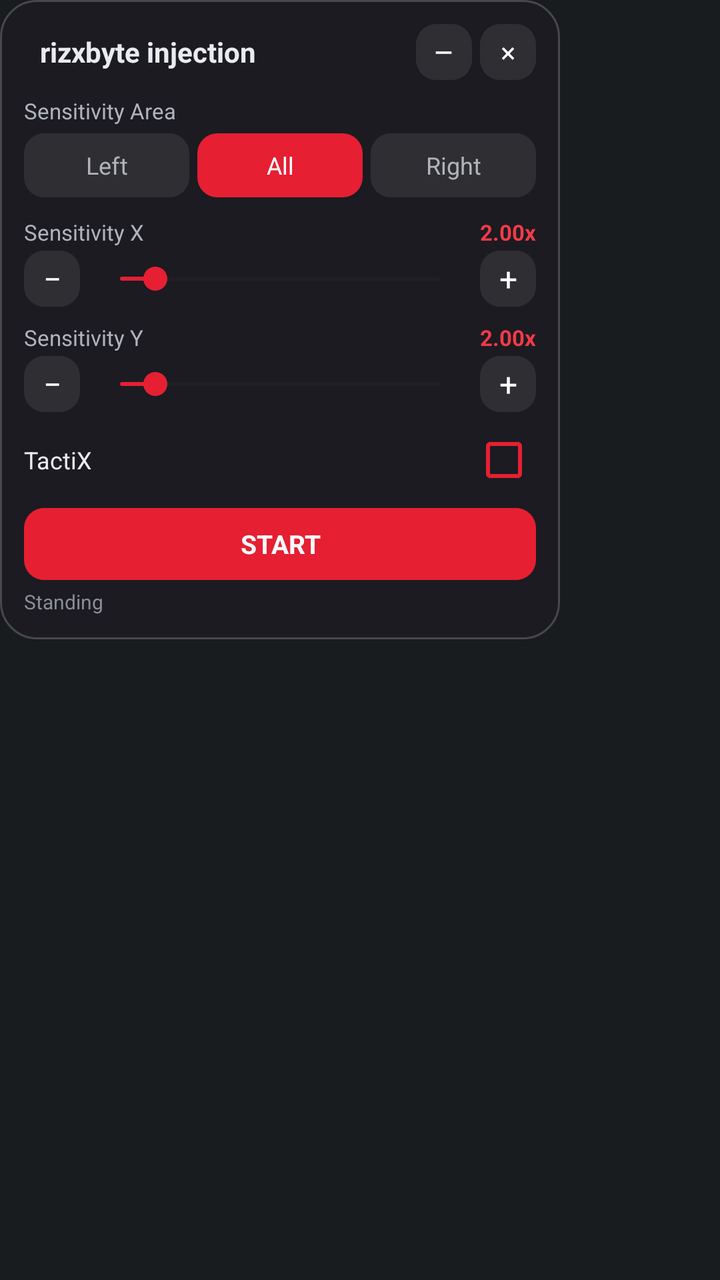
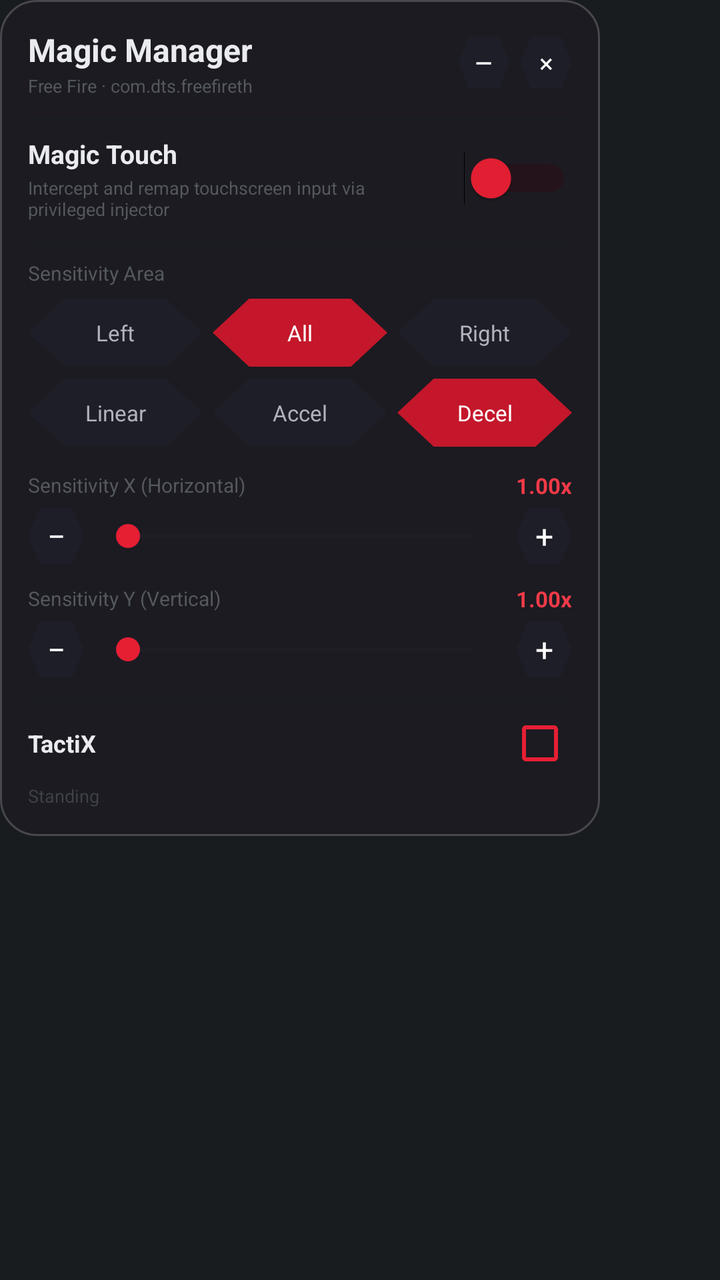

Before-and-after screenshots of an Android layout around one commit, followed by the original layout XML and the change that was made.
<!-- AndroidManifest.xml: application theme android:Theme.DeviceDefault.NoActionBar -->
<!-- res/layout/overlay_panel.xml -->
<?xml version="1.0" encoding="utf-8"?>
<FrameLayout xmlns:android="http://schemas.android.com/apk/res/android"
    android:id="@+id/overlay_root"
    android:layout_width="wrap_content"
    android:layout_height="wrap_content"
    android:background="@android:color/transparent">

    <ImageView
        android:id="@+id/bubble"
        android:layout_width="30dp"
        android:layout_height="30dp"
        android:layout_gravity="center"
        android:src="@drawable/ic_rizxbyte"
        android:scaleType="fitCenter"
        android:background="@android:color/transparent"
        android:visibility="gone"
        android:elevation="8dp" />

    <LinearLayout
        android:id="@+id/panel"
        android:layout_width="280dp"
        android:layout_height="wrap_content"
        android:orientation="vertical"
        android:background="@drawable/bg_panel"
        android:padding="12dp"
        android:elevation="12dp">

        
        <LinearLayout
            android:layout_width="match_parent"
            android:layout_height="wrap_content"
            android:orientation="horizontal"
            android:gravity="center_vertical">

            <TextView
                android:layout_width="0dp"
                android:layout_height="wrap_content"
                android:layout_weight="1"
                android:layout_marginStart="8dp"
                android:text="rizxbyte injection"
                android:textColor="#EAEBEF"
                android:textSize="14sp"
                android:textStyle="bold" />

            <TextView
                android:id="@+id/btn_hide"
                android:layout_width="28dp"
                android:layout_height="28dp"
                android:gravity="center"
                android:text="–"
                android:textColor="#FFFFFF"
                android:textSize="16sp"
                android:background="@drawable/bg_btn_dark" />

            <TextView
                android:id="@+id/btn_close"
                android:layout_width="28dp"
                android:layout_height="28dp"
                android:layout_marginStart="4dp"
                android:gravity="center"
                android:text="×"
                android:textColor="#FFFFFF"
                android:textSize="14sp"
                android:background="@drawable/bg_btn_dark" />
        </LinearLayout>

        
        <TextView
            android:layout_width="wrap_content"
            android:layout_height="wrap_content"
            android:layout_marginTop="8dp"
            android:text="Sensitivity Area"
            android:textColor="#B0B3BA"
            android:textSize="11sp" />

        <LinearLayout
            android:layout_width="match_parent"
            android:layout_height="wrap_content"
            android:orientation="horizontal"
            android:layout_marginTop="4dp">

            <TextView
                android:id="@+id/area_left"
                android:layout_width="0dp"
                android:layout_height="32dp"
                android:layout_weight="1"
                android:gravity="center"
                android:text="Left"
                android:textColor="#B0B3BA"
                android:textSize="12sp"
                android:background="@drawable/bg_btn_dark" />

            <TextView
                android:id="@+id/area_all"
                android:layout_width="0dp"
                android:layout_height="32dp"
                android:layout_weight="1"
                android:layout_marginStart="4dp"
                android:layout_marginEnd="4dp"
                android:gravity="center"
                android:text="All"
                android:textColor="#FFFFFF"
                android:textSize="12sp"
                android:background="@drawable/bg_btn_red" />

            <TextView
                android:id="@+id/area_right"
                android:layout_width="0dp"
                android:layout_height="32dp"
                android:layout_weight="1"
                android:gravity="center"
                android:text="Right"
                android:textColor="#B0B3BA"
                android:textSize="12sp"
                android:background="@drawable/bg_btn_dark" />
        </LinearLayout>

        
        <LinearLayout
            android:layout_width="match_parent"
            android:layout_height="wrap_content"
            android:orientation="horizontal"
            android:layout_marginTop="10dp"
            android:gravity="center_vertical">

            <TextView
                android:layout_width="wrap_content"
                android:layout_height="wrap_content"
                android:text="Sensitivity X"
                android:textColor="#B0B3BA"
                android:textSize="11sp" />

            <TextView
                android:id="@+id/val_sens_x"
                android:layout_width="0dp"
                android:layout_height="wrap_content"
                android:layout_weight="1"
                android:gravity="end"
                android:text="2.00x"
                android:textColor="#F23A48"
                android:textSize="11sp"
                android:textStyle="bold" />
        </LinearLayout>

        <LinearLayout
            android:layout_width="match_parent"
            android:layout_height="wrap_content"
            android:orientation="horizontal"
            android:gravity="center_vertical"
            android:layout_marginTop="2dp">

            <TextView
                android:id="@+id/btn_sens_x_minus"
                android:layout_width="28dp"
                android:layout_height="28dp"
                android:gravity="center"
                android:text="−"
                android:textColor="#FFFFFF"
                android:textSize="16sp"
                android:background="@drawable/bg_btn_dark" />

            <SeekBar
                android:id="@+id/seek_sens_x"
                android:layout_width="0dp"
                android:layout_height="wrap_content"
                android:layout_weight="1"
                android:layout_marginStart="4dp"
                android:layout_marginEnd="4dp"
                android:max="900"
                android:progress="100"
                android:progressTint="#E61F33"
                android:thumbTint="#E61F33"
                android:progressBackgroundTint="#2A2A2E" />

            <TextView
                android:id="@+id/btn_sens_x_plus"
                android:layout_width="28dp"
                android:layout_height="28dp"
                android:gravity="center"
                android:text="+"
                android:textColor="#FFFFFF"
                android:textSize="16sp"
                android:background="@drawable/bg_btn_dark" />
        </LinearLayout>

        
        <LinearLayout
            android:layout_width="match_parent"
            android:layout_height="wrap_content"
            android:orientation="horizontal"
            android:layout_marginTop="8dp"
            android:gravity="center_vertical">

            <TextView
                android:layout_width="wrap_content"
                android:layout_height="wrap_content"
                android:text="Sensitivity Y"
                android:textColor="#B0B3BA"
                android:textSize="11sp" />

            <TextView
                android:id="@+id/val_sens_y"
                android:layout_width="0dp"
                android:layout_height="wrap_content"
                android:layout_weight="1"
                android:gravity="end"
                android:text="2.00x"
                android:textColor="#F23A48"
                android:textSize="11sp"
                android:textStyle="bold" />
        </LinearLayout>

        <LinearLayout
            android:layout_width="match_parent"
            android:layout_height="wrap_content"
            android:orientation="horizontal"
            android:gravity="center_vertical"
            android:layout_marginTop="2dp">

            <TextView
                android:id="@+id/btn_sens_y_minus"
                android:layout_width="28dp"
                android:layout_height="28dp"
                android:gravity="center"
                android:text="−"
                android:textColor="#FFFFFF"
                android:textSize="16sp"
                android:background="@drawable/bg_btn_dark" />

            <SeekBar
                android:id="@+id/seek_sens_y"
                android:layout_width="0dp"
                android:layout_height="wrap_content"
                android:layout_weight="1"
                android:layout_marginStart="4dp"
                android:layout_marginEnd="4dp"
                android:max="900"
                android:progress="100"
                android:progressTint="#E61F33"
                android:thumbTint="#E61F33"
                android:progressBackgroundTint="#2A2A2E" />

            <TextView
                android:id="@+id/btn_sens_y_plus"
                android:layout_width="28dp"
                android:layout_height="28dp"
                android:gravity="center"
                android:text="+"
                android:textColor="#FFFFFF"
                android:textSize="16sp"
                android:background="@drawable/bg_btn_dark" />
        </LinearLayout>

        
        <LinearLayout
            android:layout_width="match_parent"
            android:layout_height="wrap_content"
            android:orientation="horizontal"
            android:layout_marginTop="8dp"
            android:gravity="center_vertical">

            <TextView
                android:layout_width="0dp"
                android:layout_height="wrap_content"
                android:layout_weight="1"
                android:text="TactiX"
                android:textColor="#EAEBEF"
                android:textSize="12sp" />

            <CheckBox
                android:id="@+id/check_tactix"
                android:layout_width="wrap_content"
                android:layout_height="wrap_content"
                android:buttonTint="#E61F33"
                android:minWidth="0dp"
                android:minHeight="0dp" />
        </LinearLayout>

        
        <TextView
            android:id="@+id/btn_start"
            android:layout_width="match_parent"
            android:layout_height="36dp"
            android:layout_marginTop="8dp"
            android:gravity="center"
            android:text="START"
            android:textColor="#FFFFFF"
            android:textStyle="bold"
            android:textSize="13sp"
            android:background="@drawable/bg_btn_red" />

        <TextView
            android:id="@+id/btn_stop"
            android:layout_width="match_parent"
            android:layout_height="36dp"
            android:layout_marginTop="8dp"
            android:gravity="center"
            android:text="STOP"
            android:textColor="#FFFFFF"
            android:textStyle="bold"
            android:textSize="13sp"
            android:background="@drawable/bg_btn_dark"
            android:visibility="gone" />

        <TextView
            android:id="@+id/status_text"
            android:layout_width="match_parent"
            android:layout_height="wrap_content"
            android:layout_marginTop="4dp"
            android:text="Standing"
            android:textColor="#8A8E96"
            android:textSize="10sp"
            android:maxLines="1"
            android:ellipsize="end" />
    </LinearLayout>
</FrameLayout>
<!-- resources referenced by this layout -->
<resources>
  <!-- drawable bg_btn_dark (drawable) -->
  <?xml version="1.0" encoding="utf-8"?>
  <shape xmlns:android="http://schemas.android.com/apk/res/android"
      android:shape="rectangle">
      <solid android:color="#2E2E33" />
      <corners android:radius="10dp" />
  </shape>
  <!-- drawable bg_btn_red (drawable) -->
  <?xml version="1.0" encoding="utf-8"?>
  <shape xmlns:android="http://schemas.android.com/apk/res/android"
      android:shape="rectangle">
      <solid android:color="#E61F33" />
      <corners android:radius="10dp" />
  </shape>
  <!-- drawable bg_panel (drawable) -->
  <?xml version="1.0" encoding="utf-8"?>
  <shape xmlns:android="http://schemas.android.com/apk/res/android"
      android:shape="rectangle">
      <solid android:color="#F21C1C21" />
      <corners android:radius="18dp" />
      <stroke
          android:width="1dp"
          android:color="#47474D" />
  </shape>
  <!-- drawable ic_rizxbyte: png bitmap (drawable, 6448 bytes) -->
</resources>

<!-- the commit's change to res/layout/overlay_panel.xml (unified diff, before → after) -->
@@ -5,6 +5,7 @@
     android:layout_height="wrap_content"
     android:background="@android:color/transparent">
 
+    
     <ImageView
         android:id="@+id/bubble"
         android:layout_width="30dp"
@@ -16,13 +17,14 @@
         android:visibility="gone"
         android:elevation="8dp" />
 
+    
     <LinearLayout
         android:id="@+id/panel"
-        android:layout_width="280dp"
+        android:layout_width="300dp"
         android:layout_height="wrap_content"
         android:orientation="vertical"
         android:background="@drawable/bg_panel"
-        android:padding="12dp"
+        android:padding="14dp"
         android:elevation="12dp">
 
         
@@ -32,111 +34,226 @@
             android:orientation="horizontal"
             android:gravity="center_vertical">
 
-            <TextView
-                android:layout_width="0dp"
-                android:layout_height="wrap_content"
-                android:layout_weight="1"
-                android:layout_marginStart="8dp"
-                android:text="rizxbyte injection"
-                android:textColor="#EAEBEF"
-                android:textSize="14sp"
-                android:textStyle="bold" />
-
+            
+            <LinearLayout
+                android:layout_width="0dp"
+                android:layout_height="wrap_content"
+                android:layout_weight="1"
+                android:orientation="vertical">
+
+                <TextView
+                    android:layout_width="wrap_content"
+                    android:layout_height="wrap_content"
+                    android:text="Magic Manager"
+                    android:textColor="#EAEBEF"
+                    android:textSize="16sp"
+                    android:textStyle="bold" />
+
+                <TextView
+                    android:layout_width="wrap_content"
+                    android:layout_height="wrap_content"
+                    android:text="Free Fire · com.dts.freefireth"
+                    android:textColor="#55585F"
+                    android:textSize="9sp"
+                    android:layout_marginTop="1dp" />
+            </LinearLayout>
+
+            
             <TextView
                 android:id="@+id/btn_hide"
-                android:layout_width="28dp"
-                android:layout_height="28dp"
+                android:layout_width="26dp"
+                android:layout_height="26dp"
                 android:gravity="center"
                 android:text="–"
                 android:textColor="#FFFFFF"
-                android:textSize="16sp"
-                android:background="@drawable/bg_btn_dark" />
-
+                android:textSize="15sp"
+                android:background="@drawable/bg_hexagon_dark" />
+
+            
             <TextView
                 android:id="@+id/btn_close"
-                android:layout_width="28dp"
-                android:layout_height="28dp"
-                android:layout_marginStart="4dp"
+                android:layout_width="26dp"
+                android:layout_height="26dp"
+                android:layout_marginStart="5dp"
                 android:gravity="center"
                 android:text="×"
                 android:textColor="#FFFFFF"
-                android:textSize="14sp"
-                android:background="@drawable/bg_btn_dark" />
-        </LinearLayout>
+                android:textSize="13sp"
+                android:background="@drawable/bg_hexagon_dark" />
+        </LinearLayout>
+
+        
+        <View
+            android:layout_width="match_parent"
+            android:layout_height="1dp"
+            android:layout_marginTop="10dp"
+            android:layout_marginBottom="8dp"
+            android:background="#1A1C24" />
+
+        
+        <LinearLayout
+            android:layout_width="match_parent"
+            android:layout_height="wrap_content"
+            android:orientation="horizontal"
+            android:gravity="center_vertical">
+
+            
+            <LinearLayout
+                android:layout_width="0dp"
+                android:layout_height="wrap_content"
+                android:layout_weight="1"
+                android:orientation="vertical">
+
+                <TextView
+                    android:layout_width="wrap_content"
+                    android:layout_height="wrap_content"
+                    android:text="Magic Touch"
+                    android:textColor="#EAEBEF"
+                    android:textSize="13sp"
+                    android:textStyle="bold" />
+
+                <TextView
+                    android:layout_width="wrap_content"
+                    android:layout_height="wrap_content"
+                    android:text="Intercept and remap touchscreen input via privileged injector"
+                    android:textColor="#55585F"
+                    android:textSize="9sp"
+                    android:layout_marginTop="2dp" />
+            </LinearLayout>
+
+            
+            <Switch
+                android:id="@+id/switch_magic_touch"
+                android:layout_width="wrap_content"
+                android:layout_height="wrap_content"
+                android:layout_marginStart="10dp"
+                android:thumbTint="#E61F33"
+                android:trackTint="#38000A"
+                android:checked="false" />
+        </LinearLayout>
+
+        
+        <View
+            android:layout_width="match_parent"
+            android:layout_height="1dp"
+            android:layout_marginTop="10dp"
+            android:layout_marginBottom="8dp"
+            android:background="#1A1C24" />
 
         
         <TextView
             android:layout_width="wrap_content"
             android:layout_height="wrap_content"
-            android:layout_marginTop="8dp"
             android:text="Sensitivity Area"
-            android:textColor="#B0B3BA"
-            android:textSize="11sp" />
-
-        <LinearLayout
-            android:layout_width="match_parent"
-            android:layout_height="wrap_content"
-            android:orientation="horizontal"
-            android:layout_marginTop="4dp">
+            android:textColor="#55585F"
+            android:textSize="10sp"
+            android:layout_marginBottom="6dp" />
+
+        <LinearLayout
+            android:layout_width="match_parent"
+            android:layout_height="wrap_content"
+            android:orientation="horizontal">
 
             <TextView
                 android:id="@+id/area_left"
                 android:layout_width="0dp"
-                android:layout_height="32dp"
+                android:layout_height="34dp"
                 android:layout_weight="1"
                 android:gravity="center"
                 android:text="Left"
                 android:textColor="#B0B3BA"
-                android:textSize="12sp"
-                android:background="@drawable/bg_btn_dark" />
+                android:textSize="11sp"
+                android:background="@drawable/bg_hexagon_dark" />
 
             <TextView
                 android:id="@+id/area_all"
                 android:layout_width="0dp"
-                android:layout_height="32dp"
-                android:layout_weight="1"
-                android:layout_marginStart="4dp"
-                android:layout_marginEnd="4dp"
+                android:layout_height="34dp"
+                android:layout_weight="1"
+                android:layout_marginStart="5dp"
+                android:layout_marginEnd="5dp"
                 android:gravity="center"
                 android:text="All"
                 android:textColor="#FFFFFF"
-                android:textSize="12sp"
-                android:background="@drawable/bg_btn_red" />
+                android:textSize="11sp"
+                android:background="@drawable/bg_hexagon_red" />
 
             <TextView
                 android:id="@+id/area_right"
                 android:layout_width="0dp"
-                android:layout_height="32dp"
+                android:layout_height="34dp"
                 android:layout_weight="1"
                 android:gravity="center"
                 android:text="Right"
                 android:textColor="#B0B3BA"
-                android:textSize="12sp"
-                android:background="@drawable/bg_btn_dark" />
-        </LinearLayout>
-
-        
-        <LinearLayout
-            android:layout_width="match_parent"
-            android:layout_height="wrap_content"
-            android:orientation="horizontal"
-            android:layout_marginTop="10dp"
+                android:textSize="11sp"
+                android:background="@drawable/bg_hexagon_dark" />
+        </LinearLayout>
+
+        
+        <LinearLayout
+            android:layout_width="match_parent"
+            android:layout_height="wrap_content"
+            android:orientation="horizontal"
+            android:layout_marginTop="6dp">
+
+            <TextView
+                android:id="@+id/curve_linear"
+                android:layout_width="0dp"
+                android:layout_height="34dp"
+                android:layout_weight="1"
+                android:gravity="center"
+                android:text="Linear"
+                android:textColor="#B0B3BA"
+                android:textSize="11sp"
+                android:background="@drawable/bg_hexagon_dark" />
+
+            <TextView
+                android:id="@+id/curve_accel"
+                android:layout_width="0dp"
+                android:layout_height="34dp"
+                android:layout_weight="1"
+                android:layout_marginStart="5dp"
+                android:layout_marginEnd="5dp"
+                android:gravity="center"
+                android:text="Accel"
+                android:textColor="#B0B3BA"
+                android:textSize="11sp"
+                android:background="@drawable/bg_hexagon_dark" />
+
+            <TextView
+                android:id="@+id/curve_decel"
+                android:layout_width="0dp"
+                android:layout_height="34dp"
+                android:layout_weight="1"
+                android:gravity="center"
+                android:text="Decel"
+                android:textColor="#FFFFFF"
+                android:textSize="11sp"
+                android:background="@drawable/bg_hexagon_red" />
+        </LinearLayout>
+
+        
+        <LinearLayout
+            android:layout_width="match_parent"
+            android:layout_height="wrap_content"
+            android:orientation="horizontal"
+            android:layout_marginTop="12dp"
             android:gravity="center_vertical">
 
             <TextView
+                android:layout_width="0dp"
+                android:layout_height="wrap_content"
+                android:layout_weight="1"
+                android:text="Sensitivity X (Horizontal)"
+                android:textColor="#55585F"
+                android:textSize="10sp" />
+
+            <TextView
+                android:id="@+id/val_sens_x"
                 android:layout_width="wrap_content"
                 android:layout_height="wrap_content"
-                android:text="Sensitivity X"
-                android:textColor="#B0B3BA"
-                android:textSize="11sp" />
-
-            <TextView
-                android:id="@+id/val_sens_x"
-                android:layout_width="0dp"
-                android:layout_height="wrap_content"
-                android:layout_weight="1"
-                android:gravity="end"
-                android:text="2.00x"
+                android:text="1.00x"
                 android:textColor="#F23A48"
                 android:textSize="11sp"
                 android:textStyle="bold" />
@@ -147,7 +264,7 @@
             android:layout_height="wrap_content"
             android:orientation="horizontal"
             android:gravity="center_vertical"
-            android:layout_marginTop="2dp">
+            android:layout_marginTop="4dp">
 
             <TextView
                 android:id="@+id/btn_sens_x_minus"
@@ -157,20 +274,20 @@
                 android:text="−"
                 android:textColor="#FFFFFF"
                 android:textSize="16sp"
-                android:background="@drawable/bg_btn_dark" />
+                android:background="@drawable/bg_hexagon_dark" />
 
             <SeekBar
                 android:id="@+id/seek_sens_x"
                 android:layout_width="0dp"
                 android:layout_height="wrap_content"
                 android:layout_weight="1"
-                android:layout_marginStart="4dp"
-                android:layout_marginEnd="4dp"
+                android:layout_marginStart="6dp"
+                android:layout_marginEnd="6dp"
                 android:max="900"
-                android:progress="100"
+                android:progress="0"
                 android:progressTint="#E61F33"
                 android:thumbTint="#E61F33"
-                android:progressBackgroundTint="#2A2A2E" />
+                android:progressBackgroundTint="#252530" />
 
             <TextView
                 android:id="@+id/btn_sens_x_plus"
@@ -180,31 +297,30 @@
                 android:text="+"
                 android:textColor="#FFFFFF"
                 android:textSize="16sp"
-                android:background="@drawable/bg_btn_dark" />
-        </LinearLayout>
-
-        
-        <LinearLayout
-            android:layout_width="match_parent"
-            android:layout_height="wrap_content"
-            android:orientation="horizontal"
-            android:layout_marginTop="8dp"
+                android:background="@drawable/bg_hexagon_dark" />
+        </LinearLayout>
+
+        
+        <LinearLayout
+            android:layout_width="match_parent"
+            android:layout_height="wrap_content"
+            android:orientation="horizontal"
+            android:layout_marginTop="10dp"
             android:gravity="center_vertical">
 
             <TextView
+                android:layout_width="0dp"
+                android:layout_height="wrap_content"
+                android:layout_weight="1"
+                android:text="Sensitivity Y (Vertical)"
+                android:textColor="#55585F"
+                android:textSize="10sp" />
+
+            <TextView
+                android:id="@+id/val_sens_y"
                 android:layout_width="wrap_content"
                 android:layout_height="wrap_content"
-                android:text="Sensitivity Y"
-                android:textColor="#B0B3BA"
-                android:textSize="11sp" />
-
-            <TextView
-                android:id="@+id/val_sens_y"
-                android:layout_width="0dp"
-                android:layout_height="wrap_content"
-                android:layout_weight="1"
-                android:gravity="end"
-                android:text="2.00x"
+                android:text="1.00x"
                 android:textColor="#F23A48"
                 android:textSize="11sp"
                 android:textStyle="bold" />
@@ -215,7 +331,7 @@
             android:layout_height="wrap_content"
             android:orientation="horizontal"
             android:gravity="center_vertical"
-            android:layout_marginTop="2dp">
+            android:layout_marginTop="4dp">
 
             <TextView
                 android:id="@+id/btn_sens_y_minus"
@@ -225,20 +341,20 @@
                 android:text="−"
                 android:textColor="#FFFFFF"
                 android:textSize="16sp"
-                android:background="@drawable/bg_btn_dark" />
+                android:background="@drawable/bg_hexagon_dark" />
 
             <SeekBar
                 android:id="@+id/seek_sens_y"
                 android:layout_width="0dp"
                 android:layout_height="wrap_content"
                 android:layout_weight="1"
-                android:layout_marginStart="4dp"
-                android:layout_marginEnd="4dp"
+                android:layout_marginStart="6dp"
+                android:layout_marginEnd="6dp"
                 android:max="900"
-                android:progress="100"
+                android:progress="0"
                 android:progressTint="#E61F33"
                 android:thumbTint="#E61F33"
-                android:progressBackgroundTint="#2A2A2E" />
+                android:progressBackgroundTint="#252530" />
 
             <TextView
                 android:id="@+id/btn_sens_y_plus"
@@ -248,15 +364,22 @@
                 android:text="+"
                 android:textColor="#FFFFFF"
                 android:textSize="16sp"
-                android:background="@drawable/bg_btn_dark" />
-        </LinearLayout>
-
-        
-        <LinearLayout
-            android:layout_width="match_parent"
-            android:layout_height="wrap_content"
-            android:orientation="horizontal"
-            android:layout_marginTop="8dp"
+                android:background="@drawable/bg_hexagon_dark" />
+        </LinearLayout>
+
+        
+        <View
+            android:layout_width="match_parent"
+            android:layout_height="1dp"
+            android:layout_marginTop="10dp"
+            android:layout_marginBottom="6dp"
+            android:background="#1A1C24" />
+
+        
+        <LinearLayout
+            android:layout_width="match_parent"
+            android:layout_height="wrap_content"
+            android:orientation="horizontal"
             android:gravity="center_vertical">
 
             <TextView
@@ -265,8 +388,10 @@
                 android:layout_weight="1"
                 android:text="TactiX"
                 android:textColor="#EAEBEF"
-                android:textSize="12sp" />
-
+                android:textSize="12sp"
+                android:textStyle="bold" />
+
+            
             <CheckBox
                 android:id="@+id/check_tactix"
                 android:layout_width="wrap_content"
@@ -276,41 +401,16 @@
                 android:minHeight="0dp" />
         </LinearLayout>
 
-        
-        <TextView
-            android:id="@+id/btn_start"
-            android:layout_width="match_parent"
-            android:layout_height="36dp"
-            android:layout_marginTop="8dp"
-            android:gravity="center"
-            android:text="START"
-            android:textColor="#FFFFFF"
-            android:textStyle="bold"
-            android:textSize="13sp"
-            android:background="@drawable/bg_btn_red" />
-
-        <TextView
-            android:id="@+id/btn_stop"
-            android:layout_width="match_parent"
-            android:layout_height="36dp"
-            android:layout_marginTop="8dp"
-            android:gravity="center"
-            android:text="STOP"
-            android:textColor="#FFFFFF"
-            android:textStyle="bold"
-            android:textSize="13sp"
-            android:background="@drawable/bg_btn_dark"
-            android:visibility="gone" />
-
         <TextView
             android:id="@+id/status_text"
             android:layout_width="match_parent"
             android:layout_height="wrap_content"
             android:layout_marginTop="4dp"
             android:text="Standing"
-            android:textColor="#8A8E96"
-            android:textSize="10sp"
+            android:textColor="#3E414A"
+            android:textSize="9sp"
             android:maxLines="1"
             android:ellipsize="end" />
+
     </LinearLayout>
 </FrameLayout>
<!-- resource entries referenced after the edit -->
@@ -1,19 +1,27 @@
 <!-- resources referenced by this layout -->
 <resources>
-  <!-- drawable bg_btn_dark (drawable) -->
+  <!-- drawable bg_hexagon_dark (drawable) -->
   <?xml version="1.0" encoding="utf-8"?>
-  <shape xmlns:android="http://schemas.android.com/apk/res/android"
-      android:shape="rectangle">
-      <solid android:color="#2E2E33" />
-      <corners android:radius="10dp" />
-  </shape>
-  <!-- drawable bg_btn_red (drawable) -->
+  <vector xmlns:android="http://schemas.android.com/apk/res/android"
+      android:width="48dp"
+      android:height="36dp"
+      android:viewportWidth="48"
+      android:viewportHeight="36">
+      <path
+          android:fillColor="#1E1E28"
+          android:pathData="M10,0 L38,0 L48,18 L38,36 L10,36 L0,18 Z" />
+  </vector>
+  <!-- drawable bg_hexagon_red (drawable) -->
   <?xml version="1.0" encoding="utf-8"?>
-  <shape xmlns:android="http://schemas.android.com/apk/res/android"
-      android:shape="rectangle">
-      <solid android:color="#E61F33" />
-      <corners android:radius="10dp" />
-  </shape>
+  <vector xmlns:android="http://schemas.android.com/apk/res/android"
+      android:width="48dp"
+      android:height="36dp"
+      android:viewportWidth="48"
+      android:viewportHeight="36">
+      <path
+          android:fillColor="#C4172B"
+          android:pathData="M10,0 L38,0 L48,18 L38,36 L10,36 L0,18 Z" />
+  </vector>
   <!-- drawable bg_panel (drawable) -->
   <?xml version="1.0" encoding="utf-8"?>
   <shape xmlns:android="http://schemas.android.com/apk/res/android"
